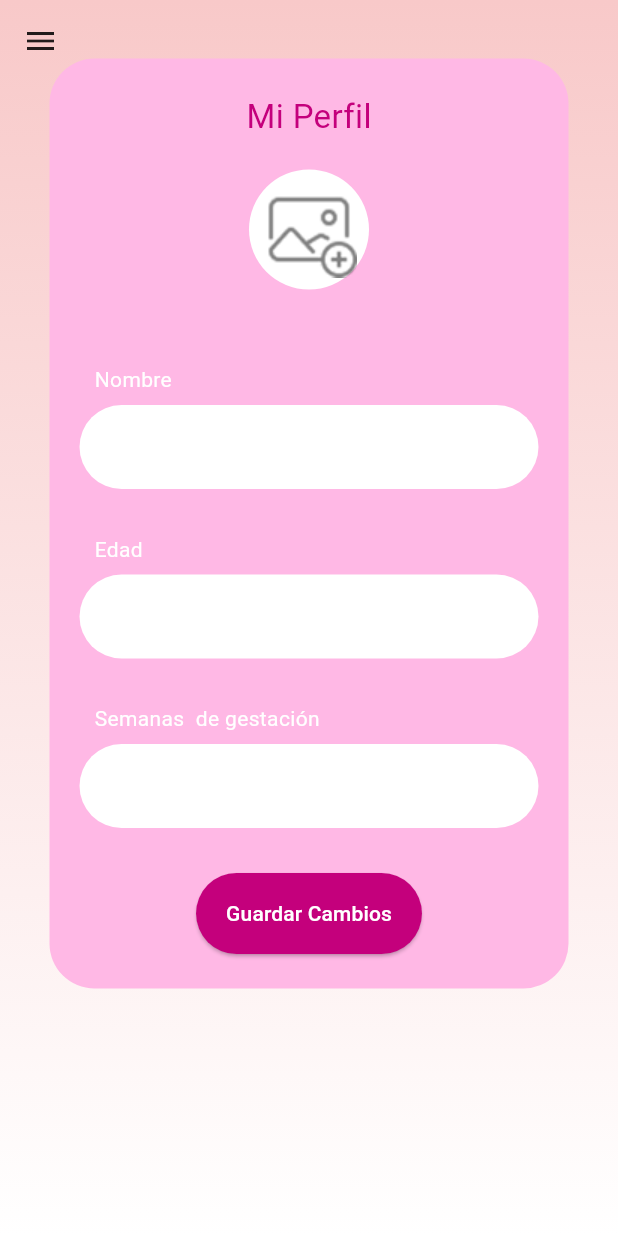
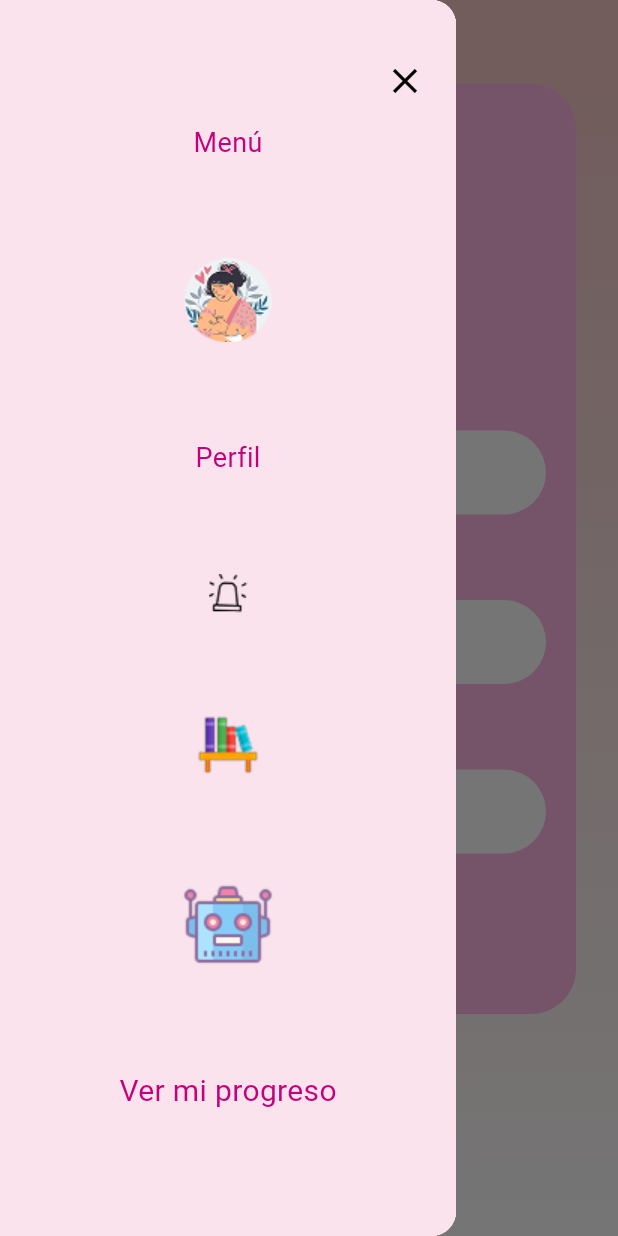
Before and after one commit to ilson28/maternal_care, a Flutter app: the Profile screen opened by its route, with the side drawer open (before the commit the screen has no drawer), on a phone screen of 412 x 824 dp. Run offline on Flutter 3.47's test engine with Material 3 defaults, Android fonts, the phone set to English and light mode, and no system bars; our stand-ins replace google_fonts; Roboto replaces fonts that are missing (Inder).

Commit message:
feat(menu): add menu widget.

```diff
--- a/lib/myApp.dart
+++ b/lib/myApp.dart
@@ -1,5 +1,3 @@
-import 'dart:js';
-
 import 'package:flutter/material.dart';
 import 'package:maternalcare/screens/login.dart';
 import 'package:maternalcare/screens/profile.dart';
--- a/lib/screens/profile.dart
+++ b/lib/screens/profile.dart
@@ -1,6 +1,7 @@
 import 'package:flutter/material.dart';
 import 'package:google_fonts/google_fonts.dart';
 import 'package:maternalcare/utils/appColors.dart';
+import 'package:maternalcare/widgets/menu.dart';
 
 class Profile extends StatefulWidget {
   const Profile({super.key});
@@ -12,18 +13,19 @@ class _ProfileState extends State<Profile> {
   Widget build(BuildContext context) {
     return SafeArea(
       child: Scaffold(
+        drawer: Menu(),
+        appBar: AppBar(
+          backgroundColor: Color(0xffF8C9C9),
+        ),
         body: Container(
-          padding: const EdgeInsets.all(15),
+          padding: const EdgeInsets.symmetric(horizontal: 10),
           width: double.infinity,
           decoration: AppColors.backgroundApp,
           child: Column(children: [
-            Row(
-              children: [
-                Icon(Icons.menu),
-              ],
-            ),
             Padding(
-              padding: const EdgeInsets.symmetric(horizontal: 18),
+              padding: const EdgeInsets.symmetric(
+                horizontal: 18,
+              ),
               child: Container(
                 width: double.infinity,
                 padding: EdgeInsets.symmetric(vertical: 23, horizontal: 20),
--- a/lib/widgets/menu.dart
+++ b/lib/widgets/menu.dart
@@ -6,29 +6,34 @@ class Menu extends StatelessWidget {
   const Menu({super.key});
   @override
   Widget build(BuildContext context) {
-    return Container(
-      width: double.infinity,
-      color: Color(0xffFAE3EC),
-      child: FractionallySizedBox(
-        widthFactor: 0.7,
-        child: Padding(
+    return Drawer(
+      child: Container(
+        color: const Color(0xffFAE3EC),
+        child: Stack(
+          children: [
+            Padding(
               padding: const EdgeInsets.symmetric(vertical: 50),
+              child: Center(
                 child: Column(
                   mainAxisAlignment: MainAxisAlignment.spaceAround,
                   children: [
-                Text("Menú",
+                    Text(
+                      "Menú",
                       style: GoogleFonts.inder(
                         color: AppColors.primary,
                         fontSize: 18,
-                    )),
+                      ),
+                    ),
                     GestureDetector(
                       child: Image.asset("assets/icons/img_profile.png"),
                     ),
-                Text("Perfil",
+                    Text(
+                      "Perfil",
                       style: GoogleFonts.inder(
                         color: AppColors.primary,
                         fontSize: 18,
-                    )),
+                      ),
+                    ),
                     GestureDetector(
                       child: Image.asset("assets/icons/alert.png"),
                     ),
@@ -38,12 +43,30 @@ class Menu extends StatelessWidget {
                     GestureDetector(
                       child: Image.asset("assets/icons/robot.png"),
                     ),
-                Text("Ver mi progreso",
+                    Text(
+                      "Ver mi progreso",
                       style: GoogleFonts.inder(
                         color: AppColors.primary,
                         fontSize: 20,
-                    )),
-              ]),
+                      ),
+                    ),
+                  ],
+                ),
+              ),
+            ),
+
+            // Botón de cerrar arriba a la derecha
+            Positioned(
+              top: 30, // distancia desde arriba
+              right: 10, // distancia desde la derecha
+              child: IconButton(
+                icon: const Icon(Icons.close, size: 28, color: Colors.black),
+                onPressed: () {
+                  Navigator.pop(context); // cierra el Drawer
+                },
+              ),
+            ),
+          ],
         ),
       ),
     );
```
Lines whose indentation alone changed are shown as unchanged.
